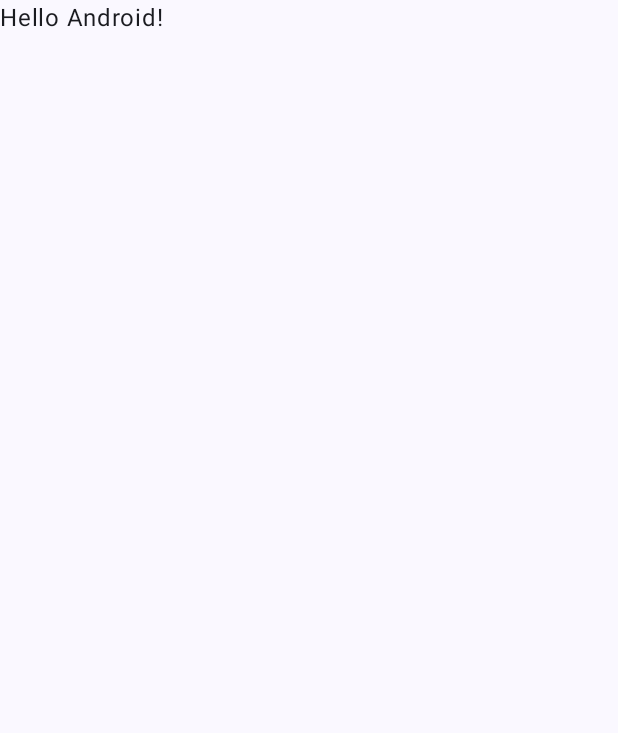
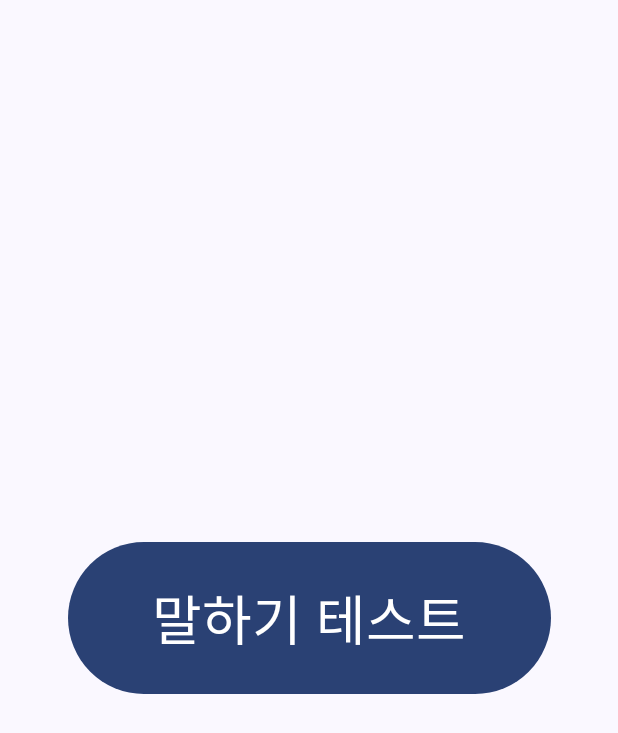
Before and after one commit to Sleep-Reaper/KkaeU-rang, an Android app built with Jetpack Compose: the screen it shows after launch (MainActivity), on a phone screen of 412 x 824 dp. Before the commit the part shown is almost empty. Shown: the top 733 px of the screen. Run offline under Robolectric (Android 15) with nearby library versions, the phone set to English and light mode, and no system bars; libraries missing offline, so code that uses them is left out: ai.pleos.playground; 1 statement that could not run was skipped.

Commit message:
feat: TTS 모듈 추가 및 말하기 테스트 버튼 구현
- Pleos Maven 저장소 및 TextToSpeech SDK(3.3.1) 의존성 추가
- AndroidManifest에 TTS_SERVICE 권한 선언
- voice 패키지에 TtsManager 클래스 추가
  - ON_DEVICE 모드, 한국어(Locale.KOREA) 설정
  - 초기화/말하기/중지/해제 및 이벤트 로그(KkaeuTTS)
- MainActivity에 "말하기 테스트" 버튼 추가 (임시 테스트용)
- 에뮬레이터에서 음성 출력 확인 완료

```diff
--- a/app/build.gradle.kts
+++ b/app/build.gradle.kts
@@ -45,6 +45,7 @@ dependencies {
     implementation(libs.androidx.compose.ui.tooling.preview)
     implementation(libs.androidx.core.ktx)
     implementation(libs.androidx.lifecycle.runtime.ktx)
+    implementation("ai.pleos.playground:TextToSpeech:3.3.1")
     testImplementation(libs.junit)
     androidTestImplementation(platform(libs.androidx.compose.bom))
     androidTestImplementation(libs.androidx.compose.ui.test.junit4)
--- a/app/src/main/AndroidManifest.xml
+++ b/app/src/main/AndroidManifest.xml
@@ -1,6 +1,8 @@
 <?xml version="1.0" encoding="utf-8"?>
 <manifest xmlns:android="http://schemas.android.com/apk/res/android"
     xmlns:tools="http://schemas.android.com/tools">
+
+    <uses-permission android:name="pleos.car.permission.TTS_SERVICE" />
 
     <application
         android:allowBackup="true"
--- a/app/src/main/java/com/sleepreaper/kkaeurang/MainActivity.kt
+++ b/app/src/main/java/com/sleepreaper/kkaeurang/MainActivity.kt
@@ -4,44 +4,71 @@ import android.os.Bundle
 import androidx.activity.ComponentActivity
 import androidx.activity.compose.setContent
 import androidx.activity.enableEdgeToEdge
+import androidx.compose.foundation.layout.Box
 import androidx.compose.foundation.layout.fillMaxSize
 import androidx.compose.foundation.layout.padding
+import androidx.compose.material3.Button
 import androidx.compose.material3.Scaffold
 import androidx.compose.material3.Text
 import androidx.compose.runtime.Composable
+import androidx.compose.ui.Alignment
 import androidx.compose.ui.Modifier
 import androidx.compose.ui.tooling.preview.Preview
+import androidx.compose.ui.unit.dp
+import androidx.compose.ui.unit.sp
 import com.sleepreaper.kkaeurang.ui.theme.KkaeUrangTheme
+import com.sleepreaper.kkaeurang.voice.TtsManager
+
+private const val TEST_SENTENCE = "주행이 평소와 조금 달라요. 괜찮으세요?"
 
 class MainActivity : ComponentActivity() {
+
+    private lateinit var ttsManager: TtsManager
+
     override fun onCreate(savedInstanceState: Bundle?) {
         super.onCreate(savedInstanceState)
+        ttsManager = TtsManager(this)
+        ttsManager.init()
+
         enableEdgeToEdge()
         setContent {
             KkaeUrangTheme {
                 Scaffold(modifier = Modifier.fillMaxSize()) { innerPadding ->
-                    Greeting(
-                        name = "Android",
+                    SpeakTestScreen(
+                        onSpeakClick = { ttsManager.speak(TEST_SENTENCE) },
                         modifier = Modifier.padding(innerPadding)
                     )
                 }
             }
         }
     }
+
+    override fun onDestroy() {
+        ttsManager.release()
+        super.onDestroy()
+    }
 }
 
 @Composable
-fun Greeting(name: String, modifier: Modifier = Modifier) {
-    Text(
-        text = "Hello $name!",
-        modifier = modifier
-    )
+fun SpeakTestScreen(onSpeakClick: () -> Unit, modifier: Modifier = Modifier) {
+    Box(
+        modifier = modifier.fillMaxSize(),
+        contentAlignment = Alignment.Center
+    ) {
+        Button(onClick = onSpeakClick) {
+            Text(
+                text = "말하기 테스트",
+                fontSize = 36.sp,
+                modifier = Modifier.padding(horizontal = 32.dp, vertical = 16.dp)
+            )
+        }
+    }
 }
 
 @Preview(showBackground = true)
 @Composable
-fun GreetingPreview() {
+fun SpeakTestScreenPreview() {
     KkaeUrangTheme {
-        Greeting("Android")
+        SpeakTestScreen(onSpeakClick = {})
     }
 }
--- /dev/null
+++ b/app/src/main/java/com/sleepreaper/kkaeurang/voice/TtsManager.kt
@@ -0,0 +1,96 @@
+package com.sleepreaper.kkaeurang.voice
+
+import ai.pleos.playground.tts.TextToSpeech
+import ai.pleos.playground.tts.constant.ErrorType
+import ai.pleos.playground.tts.constant.Mode
+import ai.pleos.playground.tts.listener.EventListener
+import ai.pleos.playground.tts.listener.OnInitializeListener
+import android.content.Context
+import android.util.Log
+import java.util.Locale
+
+/**
+ * Pleos TextToSpeech SDK 래퍼.
+ *
+ * ON_DEVICE 모드는 차량 내장 엔진을 쓰므로 앱 등록(registerApp) 없이 동작한다.
+ * 사용 순서: init() → (준비 완료 후) speak() / stop() → release()
+ */
+class TtsManager(context: Context) {
+
+    private val textToSpeech = TextToSpeech(context.applicationContext, Mode.ON_DEVICE)
+
+    // SDK 콜백 스레드와 메인 스레드에서 함께 읽고 쓰므로 @Volatile
+    @Volatile
+    private var isReady = false
+
+    private val eventListener = object : EventListener {
+        override fun onReady() {
+            Log.d(TAG, "onReady")
+        }
+
+        override fun onStart() {
+            Log.d(TAG, "onStart")
+        }
+
+        // 재생 중 계속 호출되므로 로그를 남기지 않는다
+        override fun onUpdatedRms(rms: Double) = Unit
+
+        override fun onDone() {
+            Log.d(TAG, "onDone")
+        }
+
+        override fun onStop() {
+            Log.d(TAG, "onStop")
+        }
+
+        override fun onError(errorType: ErrorType) {
+            Log.e(TAG, "onError: $errorType")
+        }
+    }
+
+    fun init() {
+        Log.d(TAG, "initialize 요청 (mode=ON_DEVICE)")
+        textToSpeech.initialize(object : OnInitializeListener {
+            override fun onSuccess() {
+                Log.d(TAG, "initialize 성공")
+                textToSpeech.addEventListener(eventListener)
+                textToSpeech.setLocale(Locale.KOREA)
+                isReady = true
+                Log.d(TAG, "준비 완료 (locale=${Locale.KOREA})")
+            }
+
+            override fun onFailure(errorType: ErrorType) {
+                Log.e(TAG, "initialize 실패: $errorType")
+            }
+        })
+    }
+
+    fun speak(text: String) {
+        if (!isReady) {
+            Log.w(TAG, "아직 준비 안 됨, speak 무시: $text")
+            return
+        }
+        Log.d(TAG, "speak: $text")
+        textToSpeech.speak(text)
+    }
+
+    fun stop() {
+        if (!isReady) {
+            Log.w(TAG, "아직 준비 안 됨, stop 무시")
+            return
+        }
+        Log.d(TAG, "stop 요청")
+        textToSpeech.stop()
+    }
+
+    fun release() {
+        Log.d(TAG, "release")
+        isReady = false
+        textToSpeech.removeEventListener(eventListener)
+        textToSpeech.release()
+    }
+
+    private companion object {
+        const val TAG = "KkaeuTTS"
+    }
+}
--- a/settings.gradle.kts
+++ b/settings.gradle.kts
@@ -19,6 +19,7 @@ dependencyResolutionManagement {
     repositories {
         google()
         mavenCentral()
+        maven("https://nexus-playground.pleos.ai/repository/maven-releases/")
     }
 }
 
```
